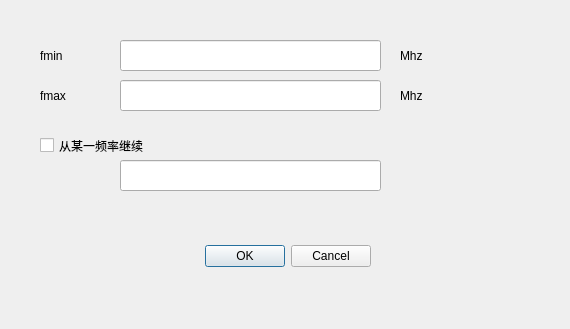
Old version of the form GUI/ui_algo_pop.ui in the repository wzmsykk/cst_tools.
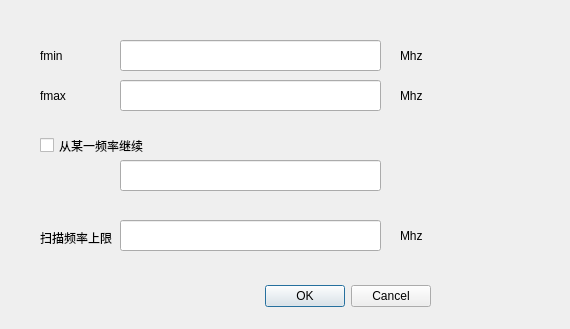
New version of the form.

Patch:
```diff
--- a/GUI/ui_algo_pop.ui
+++ b/GUI/ui_algo_pop.ui
@@ -16,8 +16,8 @@
   <widget class="QDialogButtonBox" name="buttonBox">
    <property name="geometry">
     <rect>
-     <x>30</x>
-     <y>240</y>
+     <x>90</x>
+     <y>280</y>
      <width>341</width>
      <height>32</height>
     </rect>
@@ -124,6 +124,42 @@
     <string>Mhz</string>
    </property>
   </widget>
+  <widget class="QLabel" name="dstFreqLabel">
+   <property name="geometry">
+    <rect>
+     <x>40</x>
+     <y>230</y>
+     <width>91</width>
+     <height>16</height>
+    </rect>
+   </property>
+   <property name="text">
+    <string>扫描频率上限</string>
+   </property>
+  </widget>
+  <widget class="QLabel" name="label_3">
+   <property name="geometry">
+    <rect>
+     <x>400</x>
+     <y>230</y>
+     <width>54</width>
+     <height>12</height>
+    </rect>
+   </property>
+   <property name="text">
+    <string>Mhz</string>
+   </property>
+  </widget>
+  <widget class="QLineEdit" name="maxFreqThresholdLineEdit">
+   <property name="geometry">
+    <rect>
+     <x>120</x>
+     <y>220</y>
+     <width>261</width>
+     <height>31</height>
+    </rect>
+   </property>
+  </widget>
  </widget>
  <resources/>
  <connections>
```
